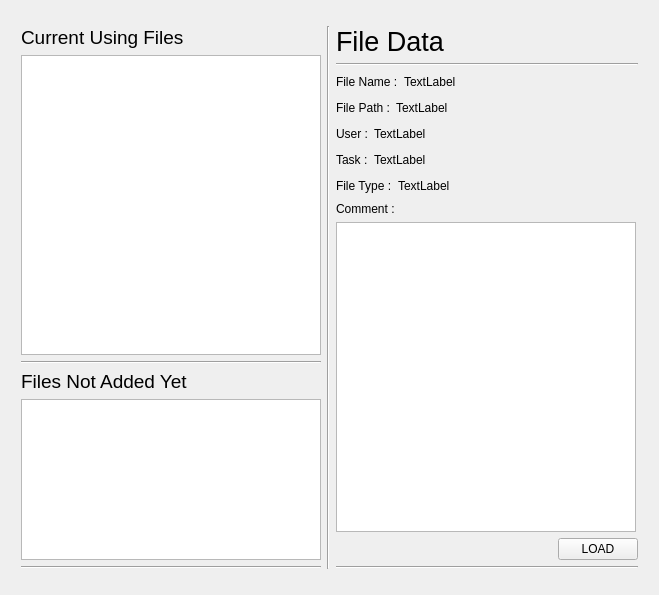
This is toolkit/config/python/tracker.ui in yrchoo/baked as Qt 5 draws it before an edit. The edited form follows.
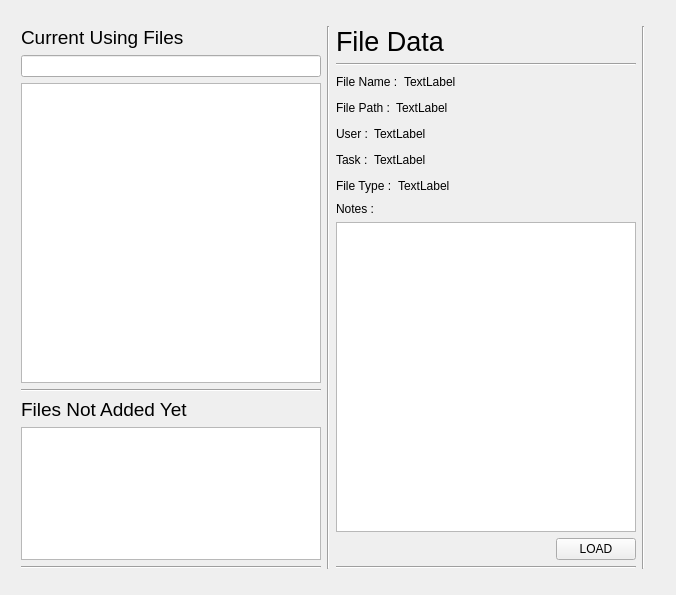
This is the edited form.

Patch:
```diff
--- a/toolkit/config/python/tracker.ui
+++ b/toolkit/config/python/tracker.ui
@@ -6,7 +6,7 @@
    <rect>
     <x>0</x>
     <y>0</y>
-    <width>659</width>
+    <width>676</width>
     <height>595</height>
    </rect>
   </property>
@@ -54,6 +54,9 @@
          </property>
         </widget>
        </item>
+       <item>
+        <widget class="QLineEdit" name="lineEdit_search"/>
+       </item>
        <item>
         <widget class="QListWidget" name="listWidget">
          <property name="minimumSize">
@@ -317,7 +320,7 @@
          <item>
           <widget class="QLabel" name="label_9">
            <property name="text">
-            <string>Comment :</string>
+            <string>Notes :</string>
            </property>
           </widget>
          </item>
@@ -371,6 +374,20 @@
        </item>
       </layout>
      </item>
+     <item>
+      <widget class="Line" name="line_6">
+       <property name="orientation">
+        <enum>Qt::Vertical</enum>
+       </property>
+      </widget>
+     </item>
+     <item>
+      <layout class="QVBoxLayout" name="verticalLayout_4">
+       <property name="rightMargin">
+        <number>10</number>
+       </property>
+      </layout>
+     </item>
     </layout>
    </item>
   </layout>
```
